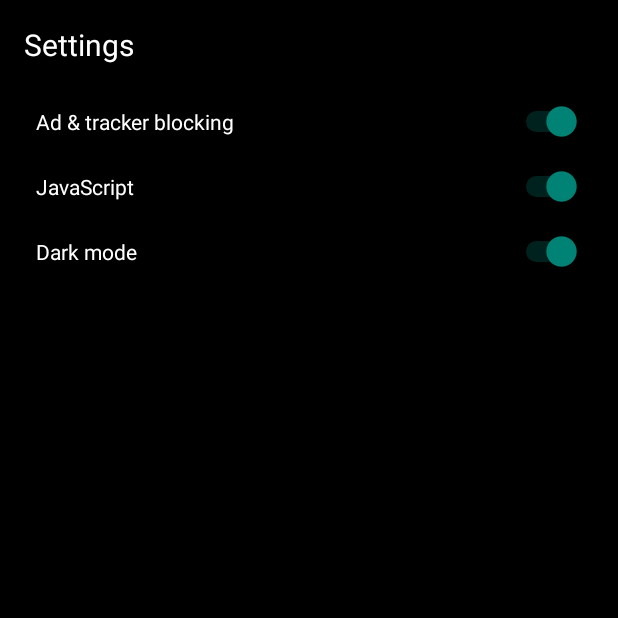
After one commit to Rezerox39/ascii-tab-browser, an Android app: the SettingsActivity screen opened directly, with no data from a screen before it, on a phone screen of 412 x 824 dp, the top half of it. The commit adds this screen. Run offline under Robolectric (Android 15) with nearby library versions, the phone set to English and light mode, and no system bars.

Commit message:
Add settings, incognito tabs, adblock toggle

```diff
--- a/app/src/main/AndroidManifest.xml
+++ b/app/src/main/AndroidManifest.xml
@@ -19,7 +19,7 @@
         </activity>
 
         <activity
-            android:name=".BrowserActivity"
+            android:name=".SettingsActivity"
             android:exported="false"
             android:configChanges="orientation|screenSize|keyboardHidden" />
     </application>
--- /dev/null
+++ b/app/src/main/java/com/abhi/asciitab/SettingsActivity.kt
@@ -0,0 +1,25 @@
+package com.abhi.asciitab
+
+import android.os.Bundle
+import android.widget.Switch
+import androidx.appcompat.app.AppCompatActivity
+
+class SettingsActivity : AppCompatActivity() {
+    override fun onCreate(savedInstanceState: Bundle?) {
+        super.onCreate(savedInstanceState)
+        setContentView(R.layout.activity_settings)
+
+        val prefs = getSharedPreferences("settings", MODE_PRIVATE)
+        val adblock = findViewById<Switch>(R.id.switchAdblock)
+        val js = findViewById<Switch>(R.id.switchJs)
+        val night = findViewById<Switch>(R.id.switchNight)
+
+        adblock.isChecked = prefs.getBoolean("adblock", true)
+        js.isChecked = prefs.getBoolean("js", true)
+        night.isChecked = prefs.getBoolean("night", true)
+
+        adblock.setOnCheckedChangeListener { _, v -> prefs.edit().putBoolean("adblock", v).apply() }
+        js.setOnCheckedChangeListener { _, v -> prefs.edit().putBoolean("js", v).apply() }
+        night.setOnCheckedChangeListener { _, v -> prefs.edit().putBoolean("night", v).apply() }
+    }
+}
--- a/app/src/main/java/com/abhi/asciitab/Tab.kt
+++ b/app/src/main/java/com/abhi/asciitab/Tab.kt
@@ -4,5 +4,6 @@ data class Tab(
     val id: Long = System.currentTimeMillis(),
     var title: String = "New Tab",
     var url: String = "",
+    val incognito: Boolean = false,
     val webView: android.webkit.WebView
 )
--- /dev/null
+++ b/app/src/main/res/layout/activity_settings.xml
@@ -0,0 +1,26 @@
+<?xml version="1.0" encoding="utf-8"?>
+<LinearLayout xmlns:android="http://schemas.android.com/apk/res/android"
+    android:layout_width="match_parent"
+    android:layout_height="match_parent"
+    android:orientation="vertical"
+    android:padding="16dp"
+    android:background="#000000">
+
+    <TextView android:layout_width="wrap_content" android:layout_height="wrap_content"
+        android:text="Settings" android:textColor="#ffffff" android:textSize="20sp" android:paddingBottom="16dp"/>
+
+    <LinearLayout android:layout_width="match_parent" android:layout_height="wrap_content" android:orientation="horizontal" android:padding="8dp">
+        <TextView android:layout_width="0dp" android:layout_height="wrap_content" android:layout_weight="1" android:text="Ad &amp; tracker blocking" android:textColor="#ffffff"/>
+        <Switch android:id="@+id/switchAdblock" android:layout_width="wrap_content" android:layout_height="wrap_content"/>
+    </LinearLayout>
+
+    <LinearLayout android:layout_width="match_parent" android:layout_height="wrap_content" android:orientation="horizontal" android:padding="8dp">
+        <TextView android:layout_width="0dp" android:layout_height="wrap_content" android:layout_weight="1" android:text="JavaScript" android:textColor="#ffffff"/>
+        <Switch android:id="@+id/switchJs" android:layout_width="wrap_content" android:layout_height="wrap_content"/>
+    </LinearLayout>
+
+    <LinearLayout android:layout_width="match_parent" android:layout_height="wrap_content" android:orientation="horizontal" android:padding="8dp">
+        <TextView android:layout_width="0dp" android:layout_height="wrap_content" android:layout_weight="1" android:text="Dark mode" android:textColor="#ffffff"/>
+        <Switch android:id="@+id/switchNight" android:layout_width="wrap_content" android:layout_height="wrap_content"/>
+    </LinearLayout>
+</LinearLayout>
```
Also changed, not shown: app/src/main/java/com/abhi/asciitab/MainActivity.kt (+22 -9 lines).
